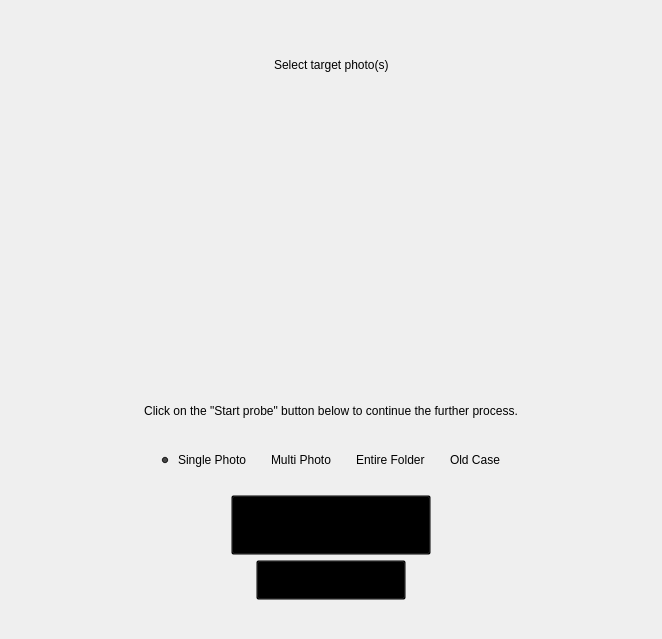
apollo-k22/FaceAI-Product, file forms/page3-test.ui: the form before one commit.
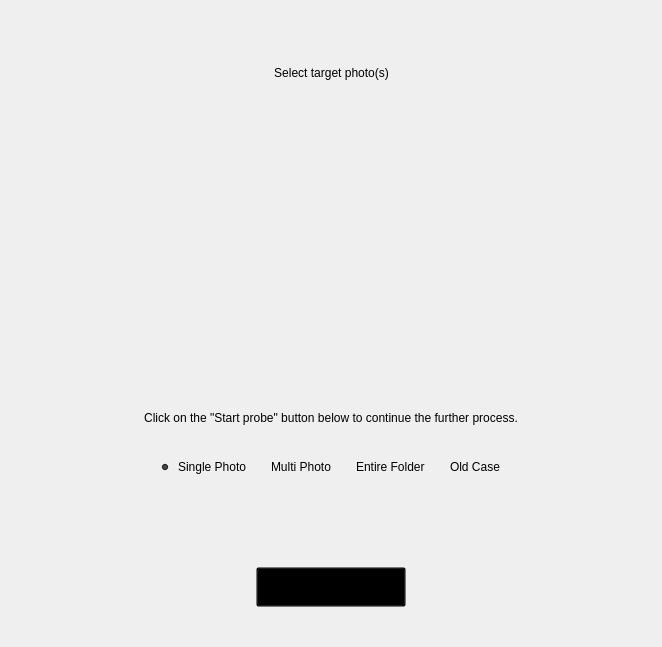
The form after the commit. Icons and pictures are not drawn.

Commit message: fixed validation on create a new case page. updated remarks, ps, examiner's name field to GrowingTextEdit on preview and report page.

```diff
--- a/forms/page3-test.ui
+++ b/forms/page3-test.ui
@@ -7,7 +7,7 @@
     <x>0</x>
     <y>0</y>
     <width>662</width>
-    <height>639</height>
+    <height>647</height>
    </rect>
   </property>
   <property name="windowTitle">
@@ -124,7 +124,7 @@
           </spacer>
          </item>
          <item>
-          <layout class="QHBoxLayout" name="horizontalLayout_12">
+          <layout class="QVBoxLayout" name="verticalLayout_5">
            <property name="spacing">
             <number>0</number>
            </property>
@@ -132,22 +132,37 @@
             <number>35</number>
            </property>
            <property name="topMargin">
-            <number>35</number>
+            <number>20</number>
            </property>
            <item>
             <widget class="QLabel" name="pageTitle">
              <property name="sizePolicy">
-              <sizepolicy hsizetype="Preferred" vsizetype="Preferred">
+              <sizepolicy hsizetype="Preferred" vsizetype="Fixed">
                <horstretch>0</horstretch>
                <verstretch>0</verstretch>
               </sizepolicy>
              </property>
+             <property name="minimumSize">
+              <size>
+               <width>0</width>
+               <height>40</height>
+              </size>
+             </property>
+             <property name="maximumSize">
+              <size>
+               <width>16777215</width>
+               <height>40</height>
+              </size>
+             </property>
              <property name="styleSheet">
               <string notr="true">background:transparent;</string>
              </property>
              <property name="text">
               <string>Select target photo(s)</string>
              </property>
+             <property name="alignment">
+              <set>Qt::AlignBottom|Qt::AlignHCenter</set>
+             </property>
             </widget>
            </item>
           </layout>
@@ -904,7 +919,8 @@
             </size>
            </property>
            <property name="styleSheet">
-            <string notr="true">background:transparent;</string>
+            <string notr="true">background:transparent;
+border-radius:15px;</string>
            </property>
            <property name="text">
             <string/>
@@ -967,12 +983,33 @@
        </property>
        <item>
         <widget class="QLabel" name="lblStatus">
+         <property name="sizePolicy">
+          <sizepolicy hsizetype="Preferred" vsizetype="Fixed">
+           <horstretch>0</horstretch>
+           <verstretch>0</verstretch>
+          </sizepolicy>
+         </property>
+         <property name="minimumSize">
+          <size>
+           <width>0</width>
+           <height>15</height>
+          </size>
+         </property>
+         <property name="maximumSize">
+          <size>
+           <width>16777215</width>
+           <height>15</height>
+          </size>
+         </property>
          <property name="styleSheet">
           <string notr="true">background:transparent;</string>
          </property>
          <property name="text">
           <string/>
          </property>
+         <property name="alignment">
+          <set>Qt::AlignBottom|Qt::AlignLeading|Qt::AlignLeft</set>
+         </property>
         </widget>
        </item>
       </layout>
```
The commit also changes 21 other files.
